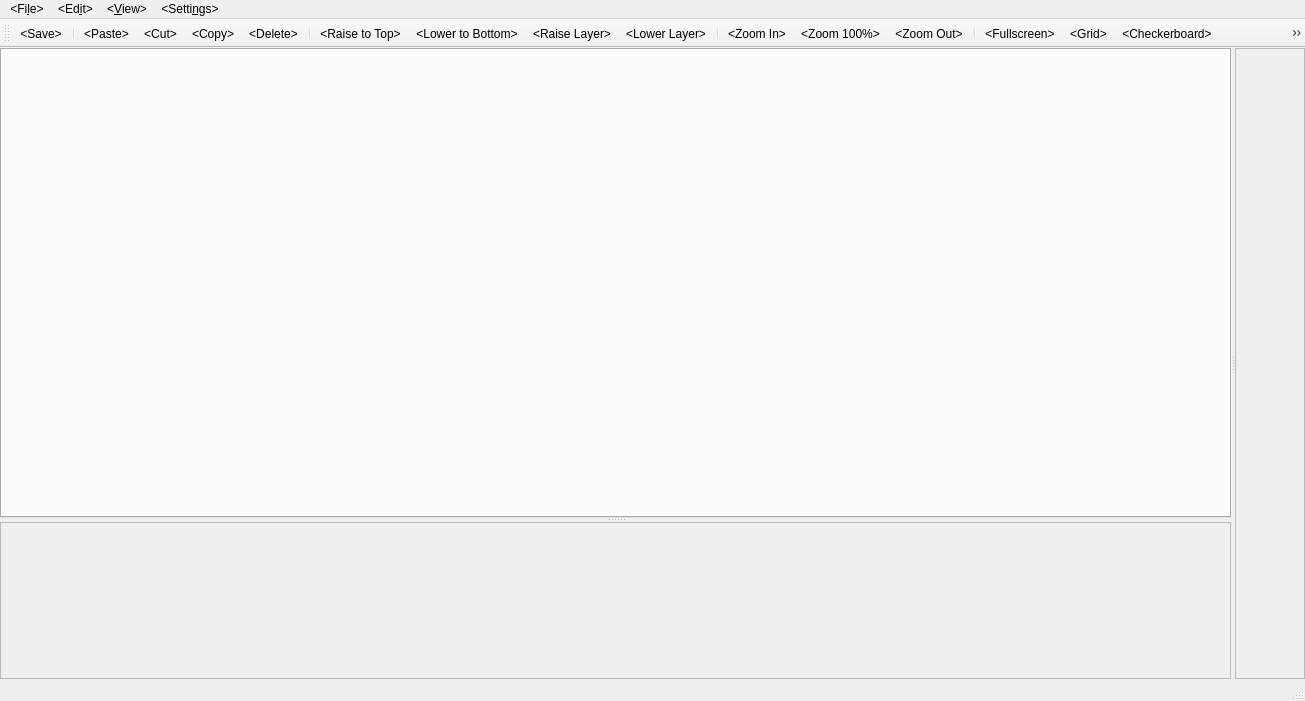
Before: the Qt Designer form leveleditorwindow.ui in ExplosBlue/CoinKiller, drawn with Qt 5.
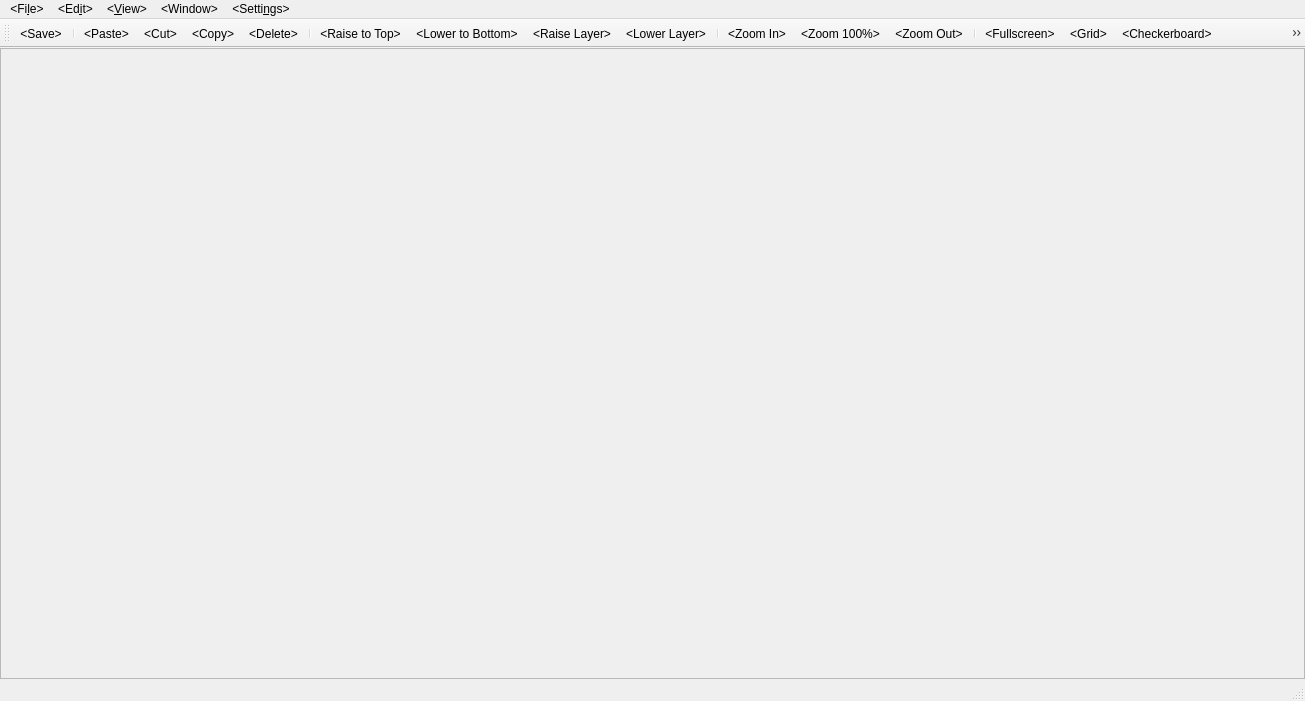
After: the same form once the commit is applied.

Commit message: Switched to docked widgets

```diff
--- a/leveleditorwindow.ui
+++ b/leveleditorwindow.ui
@@ -15,9 +15,6 @@
   </property>
   <widget class="QWidget" name="centralwidget">
    <layout class="QVBoxLayout" name="verticalLayout">
-    <property name="spacing">
-     <number>2</number>
-    </property>
     <property name="leftMargin">
      <number>0</number>
     </property>
@@ -31,53 +28,6 @@
      <number>0</number>
     </property>
     <item>
-     <widget class="QSplitter" name="splitter">
-      <property name="lineWidth">
-       <number>1</number>
-      </property>
-      <property name="orientation">
-       <enum>Qt::Horizontal</enum>
-      </property>
-      <property name="opaqueResize">
-       <bool>true</bool>
-      </property>
-      <widget class="QWidget" name="sidebar" native="true">
-       <layout class="QVBoxLayout" name="verticalLayout_2">
-        <item>
-         <widget class="QSplitter" name="splitter_2">
-          <property name="orientation">
-           <enum>Qt::Vertical</enum>
-          </property>
-          <widget class="QTabWidget" name="sidebarTabWidget">
-           <property name="currentIndex">
-            <number>-1</number>
-           </property>
-          </widget>
-          <widget class="QScrollArea" name="miniMap">
-           <property name="verticalScrollBarPolicy">
-            <enum>Qt::ScrollBarAlwaysOff</enum>
-           </property>
-           <property name="horizontalScrollBarPolicy">
-            <enum>Qt::ScrollBarAlwaysOff</enum>
-           </property>
-           <property name="widgetResizable">
-            <bool>true</bool>
-           </property>
-           <widget class="QWidget" name="scrollAreaWidgetContents_3">
-            <property name="geometry">
-             <rect>
-              <x>0</x>
-              <y>0</y>
-              <width>1211</width>
-              <height>118</height>
-             </rect>
-            </property>
-           </widget>
-          </widget>
-         </widget>
-        </item>
-       </layout>
-      </widget>
       <widget class="QScrollArea" name="levelViewArea">
        <property name="frameShape">
         <enum>QFrame::StyledPanel</enum>
@@ -96,13 +46,12 @@
          <rect>
           <x>0</x>
           <y>0</y>
-          <width>68</width>
+         <width>1303</width>
           <height>620</height>
          </rect>
         </property>
        </widget>
       </widget>
-     </widget>
     </item>
    </layout>
   </widget>
@@ -167,9 +116,17 @@
     <addaction name="actionSelectAfterPlacement"/>
     <addaction name="actionHideStatusbar"/>
    </widget>
+   <widget class="QMenu" name="menuWindow">
+    <property name="title">
+     <string>&lt;Window&gt;</string>
+    </property>
+    <addaction name="actionShowToolbox"/>
+    <addaction name="actionShowMinimap"/>
+   </widget>
    <addaction name="menuFile"/>
    <addaction name="menuEdit"/>
    <addaction name="menuView"/>
+   <addaction name="menuWindow"/>
    <addaction name="menuSettings"/>
   </widget>
   <widget class="QStatusBar" name="statusbar"/>
```
Left out of the diff: 24 changed lines with no effect on the pictures. Lines whose indentation alone changed are shown as unchanged. The commit also changes 7 other files.
